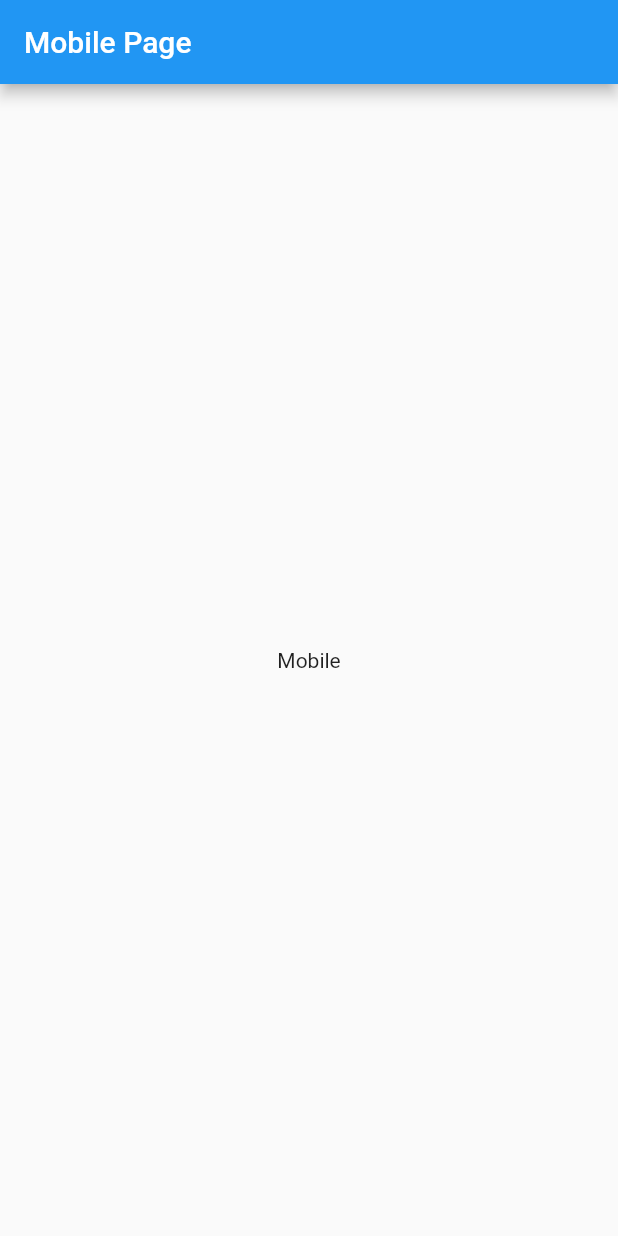
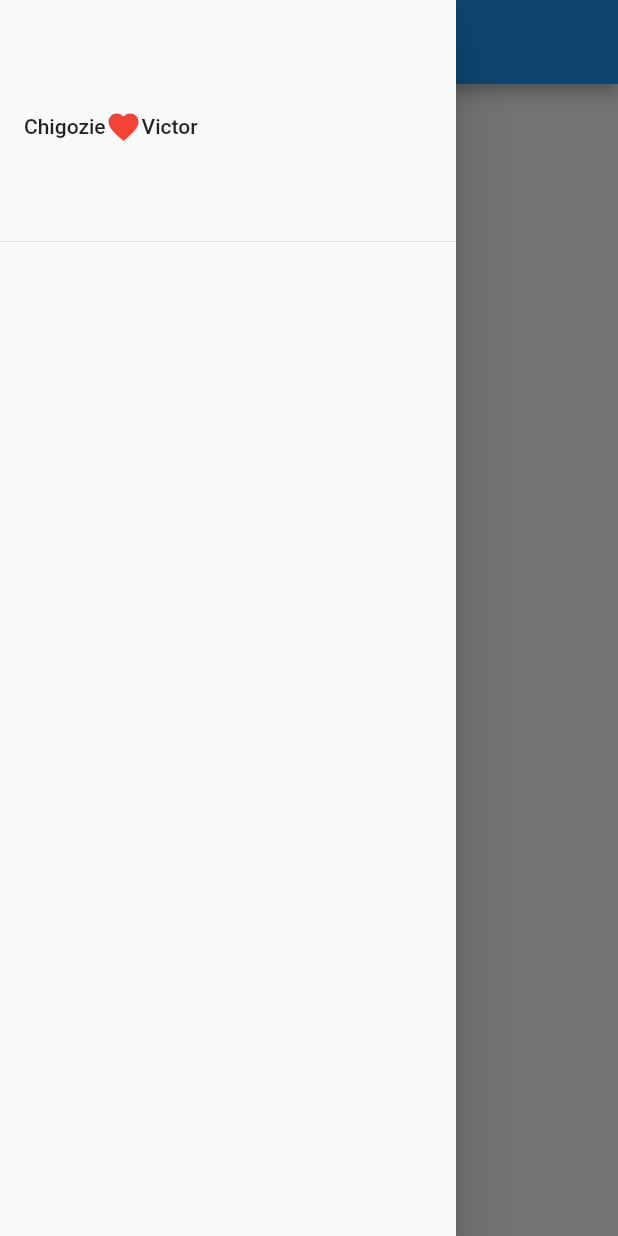
Before and after one commit to vikilinho/candv, a Flutter app: the screen it shows after launch, with the side drawer open (before the commit the screen has no drawer), on a phone screen of 412 x 824 dp. Run offline on Flutter 3.47's test engine with Material 2 defaults, Android fonts, the light colour scheme and no system bars.

Commit message:
first commit

```diff
--- a/lib/views/mobile_page.dart
+++ b/lib/views/mobile_page.dart
@@ -13,8 +13,26 @@ class _MobilePageState extends State<MobilePage> {
   @override
   Widget build(BuildContext context) {
     return Scaffold(
+      drawer: Drawer(
+        child: Column(
+          children: [
+            DrawerHeader(
+                child: Row(
+              // ignore: prefer_const_literals_to_create_immutables
+              children: [
+                const Text('Chigozie'),
+                const Icon(
+                  Icons.favorite,
+                  color: Colors.red,
+                ),
+                const Text("Victor"),
+              ],
+            )),
+          ],
+        ),
+      ),
       appBar: AppBar(
-        title: const Text('Mobile Page'),
+        title: const Text('C&V'),
       ),
       body: const Center(
         child: Text('Mobile'),
```
